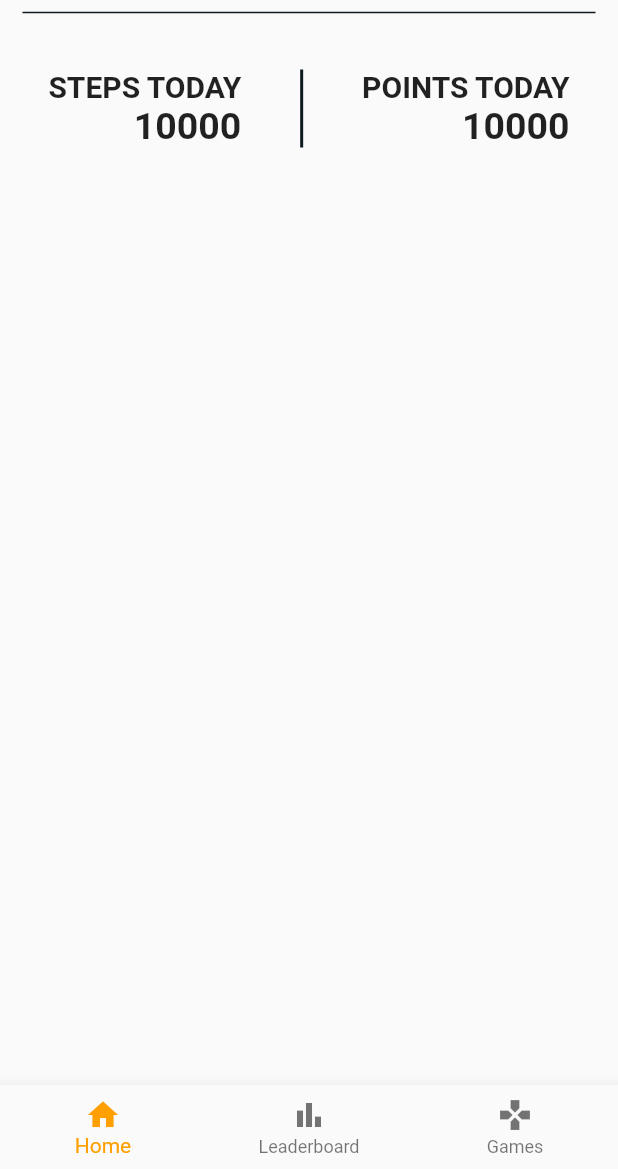
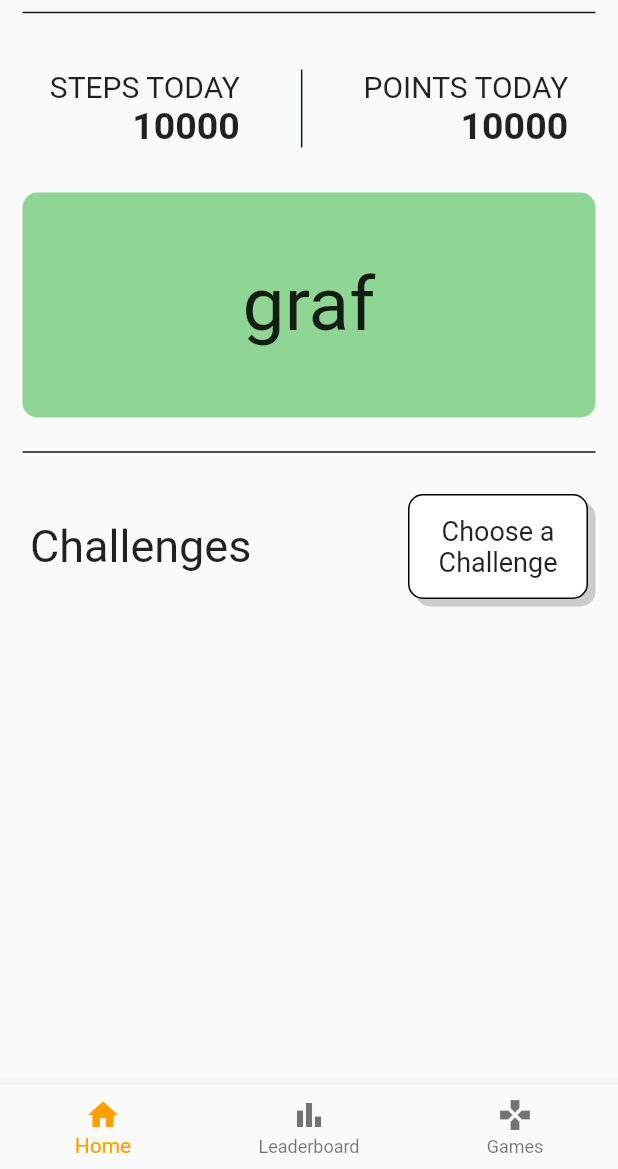
Before and after one commit to andrazadamic/xStep, a Flutter app: the screen it shows after launch, after a tap on "Login", on a phone screen of 412 x 824 dp, the part 67-1236 px from its top. Run offline on Flutter 3.47's test engine with Material 2 defaults, Android fonts, the light colour scheme and no system bars.

Commit message:
Fixed merge conflict on home_page.dart

```diff
--- a/lib/pages/home_page.dart
+++ b/lib/pages/home_page.dart
@@ -1,11 +1,15 @@
+import 'package:flutter/cupertino.dart';
 import 'package:flutter/material.dart';
+import 'package:flutter/painting.dart';
+import 'package:flutter/widgets.dart';
 
 class HomePage extends StatelessWidget {
   const HomePage({Key? key}) : super(key: key);
 
   @override
   Widget build(BuildContext context) {
-    return Column(
+    return Container(
+      child: Column(
         children: [
           const SizedBox(
             height: 15,
@@ -48,8 +52,7 @@ class HomePage extends StatelessWidget {
                   children: const [
                     Text(
                       "STEPS TODAY",
-                    style:
-                        TextStyle(fontSize: 20, fontWeight: FontWeight.bold),
+                      style: TextStyle(fontSize: 20),
                     ),
                     Text(
                       "10000",
@@ -59,7 +62,7 @@ class HomePage extends StatelessWidget {
                   ],
                 ),
                 const VerticalDivider(
-                thickness: 2,
+                  thickness: 1,
                   color: Color(0xFF0F1A20),
                 ),
                 Column(
@@ -67,8 +70,7 @@ class HomePage extends StatelessWidget {
                   children: const [
                     Text(
                       "POINTS TODAY",
-                    style:
-                        TextStyle(fontSize: 20, fontWeight: FontWeight.bold),
+                      style: TextStyle(fontSize: 20),
                     ),
                     Text(
                       "10000",
@@ -83,7 +85,69 @@ class HomePage extends StatelessWidget {
           const SizedBox(
             height: 15,
           ),
+          Padding(
+            padding: const EdgeInsets.all(15.0),
+            child: Container(
+              decoration: BoxDecoration(
+                  color: const Color(0xFF8FD694),
+                  borderRadius: BorderRadius.circular(10)),
+              child: const SizedBox(
+                height: 150,
+                width: double.infinity,
+                child: Center(
+                  child: Text(
+                    "graf",
+                    style: TextStyle(fontSize: 50),
+                  ),
+                ),
+              ),
+            ),
+          ),
+          const Divider(
+            thickness: 1,
+            color: Color(0xFF0F1A20),
+            indent: 15,
+            endIndent: 15,
+          ),
+          const SizedBox(height: 20),
+          Padding(
+            padding: const EdgeInsets.fromLTRB(20.0, 0, 20.0, 0),
+            child: SizedBox(
+              child: Row(
+                mainAxisAlignment: MainAxisAlignment.spaceBetween,
+                children: [
+                  const Text(
+                    "Challenges",
+                    style: TextStyle(fontSize: 30),
+                  ),
+                  Container(
+                    width: 120,
+                    height: 70,
+                    decoration: BoxDecoration(
+                        border: Border.all(color: Colors.black, width: 1),
+                        color: Colors.white,
+                        borderRadius: BorderRadius.circular(10),
+                        boxShadow: [
+                          BoxShadow(
+                            offset: const Offset(5, 5),
+                            color: Colors.grey.withOpacity(0.5),
+                          )
+                        ]),
+                    child: const Align(
+                      alignment: Alignment.center,
+                      child: Text(
+                        "Choose a Challenge",
+                        textAlign: TextAlign.center,
+                        style: TextStyle(fontSize: 18),
+                      ),
+                    ),
+                  ),
                 ],
+              ),
+            ),
+          )
+        ],
+      ),
     );
   }
 }
```
Lines whose indentation alone changed are shown as unchanged.
